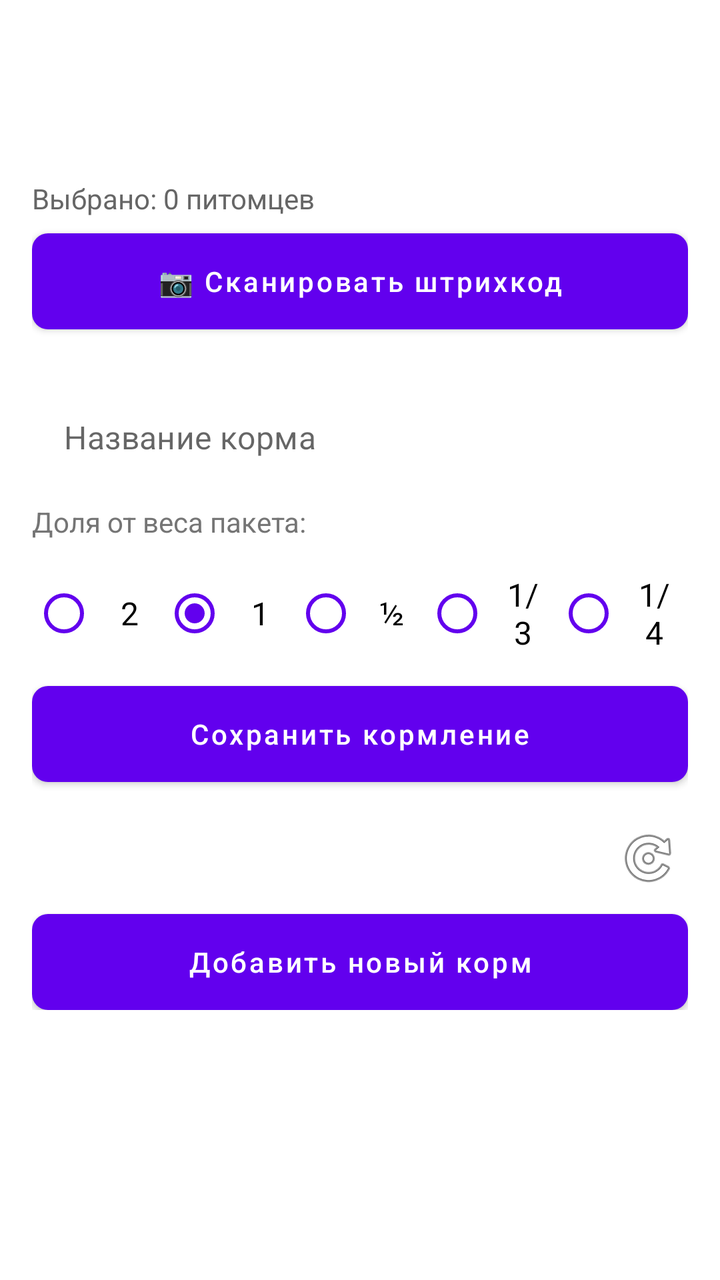
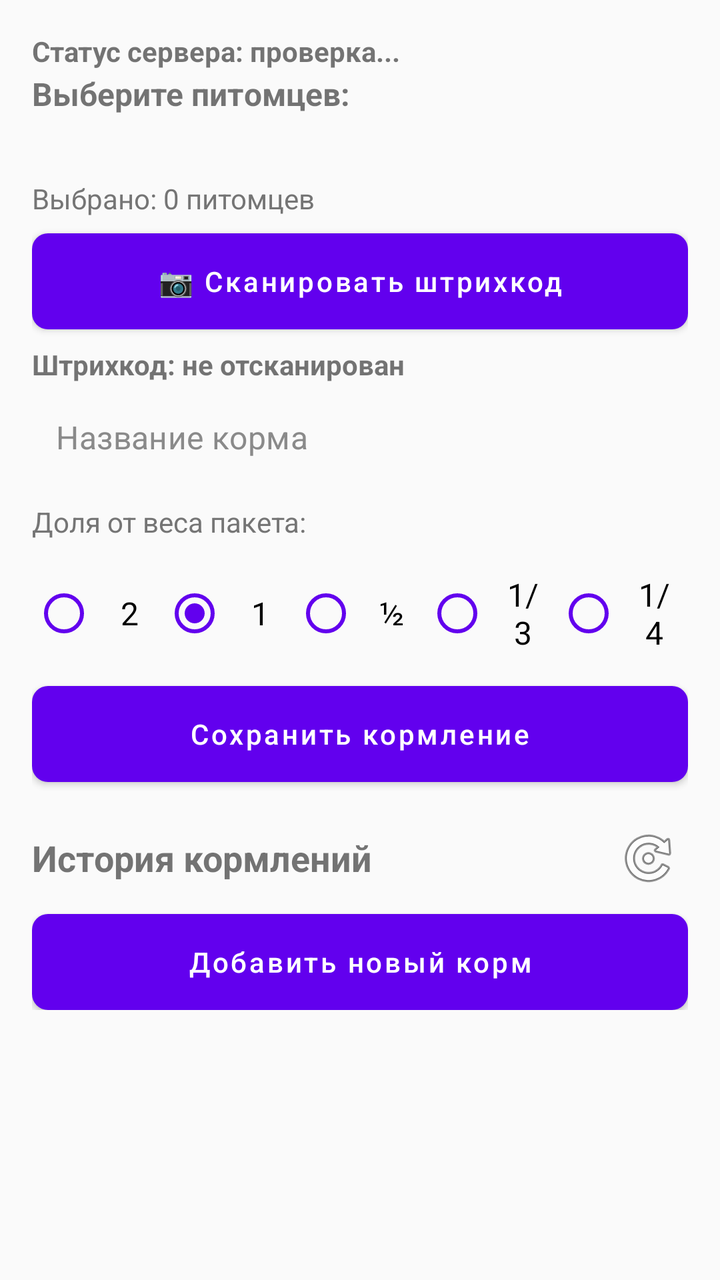

The first picture is an Android layout as it rendered before a commit; the second is the same layout after the commit. The layout source and the unified diff follow.
<!-- AndroidManifest.xml: application theme Theme.CatFeeder -->
<!-- res/layout/activity_main.xml -->
<?xml version="1.0" encoding="utf-8"?>
<ScrollView xmlns:android="http://schemas.android.com/apk/res/android"
    android:layout_width="match_parent"
    android:layout_height="match_parent"
    android:padding="16dp">

    <LinearLayout
        android:layout_width="match_parent"
        android:layout_height="wrap_content"
        android:orientation="vertical">

        
        <TextView
            android:id="@+id/tv_server_status"
            android:layout_width="match_parent"
            android:layout_height="wrap_content"
            android:layout_marginBottom="0dp"
            android:text="Статус сервера: проверка..."
            android:textStyle="bold" />

        
        

        <TextView
            android:layout_width="match_parent"
            android:layout_height="wrap_content"
            android:layout_marginTop="1dp"
            android:layout_marginBottom="16dp"
            android:text="Выберите питомцев:"

            android:textSize="16sp"
            android:textStyle="bold" />

        <HorizontalScrollView
            android:layout_width="match_parent"
            android:layout_height="wrap_content"
            android:scrollbars="none">

            <LinearLayout
                android:id="@+id/llPetsContainer"
                android:layout_width="wrap_content"
                android:layout_height="wrap_content"
                android:orientation="horizontal"
                android:padding="4dp" />
        </HorizontalScrollView>

        <TextView
            android:id="@+id/tvSelectedCount"
            android:layout_width="match_parent"
            android:layout_height="wrap_content"
            android:text="Выбрано: 0 питомцев"
            android:textSize="14sp"
            android:textColor="#FF666666"
            android:layout_marginTop="8dp"
            android:layout_marginBottom="8dp" />

        <Button
            android:id="@+id/btn_scan"
            android:layout_width="match_parent"
            android:layout_height="wrap_content"
            android:text="📷 Сканировать штрихкод"
            android:layout_marginBottom="8dp"/>

        <TextView
            android:id="@+id/tv_barcode"
            android:layout_width="match_parent"
            android:layout_height="wrap_content"
            android:text="Штрихкод: не отсканирован"
            android:layout_marginBottom="4dp"
            android:textStyle="bold"/>

        
        <EditText
            android:id="@+id/et_food_name"
            android:layout_width="match_parent"
            android:layout_height="wrap_content"
            android:layout_marginBottom="2dp"
            android:hint="Название корма"
            android:inputType="text"
            android:minHeight="36dp" />

        
        
        <TextView
            android:layout_width="match_parent"
            android:layout_height="wrap_content"
            android:text="Доля от веса пакета:"
            android:textSize="14sp"
            android:textColor="@color/text_secondary"
            android:layout_marginTop="8dp"
            android:layout_marginBottom="8dp"/>

        <RadioGroup
            android:id="@+id/rgPortion"
            android:layout_width="match_parent"
            android:layout_height="wrap_content"
            android:orientation="horizontal"
            android:gravity="center"
            android:layout_marginBottom="8dp">

            <RadioButton
                android:id="@+id/rbPortion2"
                android:layout_width="0dp"
                android:layout_height="wrap_content"
                android:layout_weight="1"
                android:text="2"
                android:textSize="16sp"
                android:buttonTint="@color/purple_500"
                android:padding="8dp"
                android:gravity="center"/>

            <RadioButton
                android:id="@+id/rbPortion1"
                android:layout_width="0dp"
                android:layout_height="wrap_content"
                android:layout_weight="1"
                android:text="1"
                android:textSize="16sp"
                android:buttonTint="@color/purple_500"
                android:padding="8dp"
                android:gravity="center"
                android:checked="true"/>

            <RadioButton
                android:id="@+id/rbPortionHalf"
                android:layout_width="0dp"
                android:layout_height="wrap_content"
                android:layout_weight="1"
                android:text="½"
                android:textSize="16sp"
                android:buttonTint="@color/purple_500"
                android:padding="8dp"
                android:gravity="center"/>
        
          <RadioButton
              android:id="@+id/rbPortionThird"
              android:layout_width="0dp"
              android:layout_height="wrap_content"
              android:layout_weight="1"
              android:text="1/3"
              android:textSize="16sp"
              android:buttonTint="@color/purple_500"
              android:padding="8dp"
              android:gravity="center"/>
            
          <RadioButton
              android:id="@+id/rbPortionQuarter"
              android:layout_width="0dp"
              android:layout_height="wrap_content"
              android:layout_weight="1"
              android:text="1/4"
              android:textSize="16sp"
              android:buttonTint="@color/purple_500"
              android:padding="8dp"
              android:gravity="center"/>

      </RadioGroup>

      
        <LinearLayout
            android:layout_width="match_parent"
            android:layout_height="wrap_content"
            android:orientation="horizontal"
            android:gravity="center_vertical"
            android:layout_marginBottom="16dp"
            android:background="@color/light_gray_bg"
            android:padding="12dp"
            android:visibility="gone"
            android:id="@+id/llCalculatedWeight">

            <TextView
                android:layout_width="wrap_content"
                android:layout_height="wrap_content"
                android:text="Вес порции: "
                android:textSize="16sp"
                android:textColor="@color/text_primary"/>

            <TextView
                android:id="@+id/tvCalculatedWeight"
                android:layout_width="wrap_content"
                android:layout_height="wrap_content"
                android:text="0 г"
                android:textSize="18sp"
                android:textStyle="bold"
                android:textColor="@color/purple_500"
                android:layout_marginStart="8dp"/>

            <TextView
                android:id="@+id/tvPerPet"
                android:layout_width="wrap_content"
                android:layout_height="wrap_content"
                android:text=""
                android:textSize="14sp"
                android:textColor="@color/text_secondary"
                android:layout_marginStart="16dp"/>

        </LinearLayout>

        
        <Button
            android:id="@+id/btn_save"
            android:layout_width="match_parent"
            android:layout_height="wrap_content"
            android:text="Сохранить кормление"
            android:layout_marginBottom="16dp"/>

        
        <ProgressBar
            android:id="@+id/progressBar"
            android:layout_width="wrap_content"
            android:layout_height="wrap_content"
            android:layout_gravity="center"
            android:visibility="gone"
            android:layout_marginBottom="16dp"/>

        
        <LinearLayout
            android:layout_width="match_parent"
            android:layout_height="wrap_content"
            android:layout_marginTop="2dp"
            android:gravity="center_vertical"
            android:orientation="horizontal">

            <TextView
                android:layout_width="0dp"
                android:layout_height="wrap_content"
                android:layout_weight="1"
                android:text="История кормлений"

                android:textSize="18sp"
                android:textStyle="bold" />

            <ImageButton
                android:id="@+id/btn_refresh_history"
                android:layout_width="40dp"
                android:layout_height="40dp"
                android:background="?attr/selectableItemBackgroundBorderless"
                android:contentDescription="Обновить"
                android:src="@android:drawable/ic_menu_rotate"
                android:tooltipText="Обновить историю" />
        </LinearLayout>


        

        <androidx.recyclerview.widget.RecyclerView
            android:id="@+id/rv_history"
            android:layout_width="match_parent"
            android:layout_height="match_parent"
            android:background="@android:color/transparent" />

        <TextView
            android:id="@+id/tv_empty_state"
            android:layout_width="match_parent"
            android:layout_height="wrap_content"
            android:layout_marginTop="32dp"
            android:padding="32dp"
            android:gravity="center"
            android:text="Нет данных для отображения"
            android:textSize="16sp"
            android:textColor="@color/text_secondary"
            android:visibility="gone"/>
        <Button
            android:id="@+id/btn_AddFood"
            android:layout_width="match_parent"
            android:layout_height="wrap_content"
            android:text="Добавить новый корм"
            android:layout_marginTop="8dp" />

    </LinearLayout>
</ScrollView>
<!-- resources referenced by this layout -->
<resources>
  <color name="light_gray_bg">#F5F5F5</color>
  <color name="purple_500">#FF6200EE</color>
  <color name="text_primary">#212121</color>
  <color name="text_secondary">#757575</color>
  <style name="Theme.CatFeeder" parent="Theme.MaterialComponents.DayNight.DarkActionBar">
          
          <item name="colorPrimary">@color/purple_500</item>
          <item name="colorPrimaryVariant">@color/purple_700</item>
          <item name="android:textColor">@color/white</item>
          <item name="android:textColorPrimary">@color/white</item>
          <item name="android:textColorSecondary">#FF888888</item>
          <item name="colorOnPrimary">@color/white</item>
  
  
          
          <item name="colorSecondary">@color/teal_200</item>
          <item name="colorSecondaryVariant">@color/teal_700</item>
          <item name="colorOnSecondary">@color/black</item>
  
          
          <item name="android:statusBarColor" tools:targetApi="l">?attr/colorPrimaryVariant</item>
  
          
          <item name="android:windowLightStatusBar" tools:targetApi="m">true</item>
          <item name="android:windowLightNavigationBar" tools:targetApi="o_mr1">true</item>
  
          
          <item name="actionBarSize">56dp</item>
          <item name="actionBarStyle">@style/Widget.CatFeeder.ActionBar</item>
  
          
          <item name="editTextStyle">@style/Widget.CatFeeder.EditText</item>
  
          
          <item name="materialButtonStyle">@style/Widget.CatFeeder.Button</item>
      </style>
  <color name="purple_700">#FF3700B3</color>
  <color name="white">#FFFFFFFF</color>
  <color name="teal_200">#FF03DAC5</color>
  <color name="teal_700">#FF018786</color>
  <color name="black">#FF000000</color>
  <style name="Widget.CatFeeder.ActionBar" parent="Widget.MaterialComponents.ActionBar.Solid">
          <item name="background">@color/purple_500</item>
          <item name="titleTextColor">@color/white</item>
          <item name="subtitleTextColor">@color/white</item>
      </style>
  <style name="Widget.CatFeeder.EditText" parent="Widget.MaterialComponents.TextInputEditText.OutlinedBox">
          <item name="boxStrokeColor">@color/purple_200</item>
          <item name="android:padding">12dp</item>
          <item name="android:textSize">16sp</item>
      </style>
  <style name="Widget.CatFeeder.Button" parent="Widget.MaterialComponents.Button">
          <item name="android:minHeight">48dp</item>
          <item name="android:insetTop">0dp</item>
          <item name="android:insetBottom">0dp</item>
          <item name="cornerRadius">8dp</item>
          <item name="android:textAllCaps">false</item>
      </style>
  <color name="purple_200">#FFBB86FC</color>
</resources>

<!-- the commit's change to res/layout/activity_main.xml (unified diff, before → after) -->
@@ -2,11 +2,13 @@
 <ScrollView xmlns:android="http://schemas.android.com/apk/res/android"
     android:layout_width="match_parent"
     android:layout_height="match_parent"
+    android:background="?attr/customBackground"
     android:padding="16dp">
 
     <LinearLayout
         android:layout_width="match_parent"
         android:layout_height="wrap_content"
+        android:background="?attr/customBackground"
         android:orientation="vertical">
 
         
@@ -34,6 +36,7 @@
         <HorizontalScrollView
             android:layout_width="match_parent"
             android:layout_height="wrap_content"
+            android:background="?attr/customBackground"
             android:scrollbars="none">
 
             <LinearLayout
@@ -50,7 +53,7 @@
             android:layout_height="wrap_content"
             android:text="Выбрано: 0 питомцев"
             android:textSize="14sp"
-            android:textColor="#FF666666"
+            android:textColor="?attr/customTextSecondary"
             android:layout_marginTop="8dp"
             android:layout_marginBottom="8dp" />
 
@@ -86,7 +89,7 @@
             android:layout_height="wrap_content"
             android:text="Доля от веса пакета:"
             android:textSize="14sp"
-            android:textColor="@color/text_secondary"
+            android:textColor="?attr/customTextSecondary"
             android:layout_marginTop="8dp"
             android:layout_marginBottom="8dp"/>
 
@@ -173,7 +176,7 @@
                 android:layout_height="wrap_content"
                 android:text="Вес порции: "
                 android:textSize="16sp"
-                android:textColor="@color/text_primary"/>
+                android:textColor="?attr/customTextPrimary" />
 
             <TextView
                 android:id="@+id/tvCalculatedWeight"
@@ -191,7 +194,7 @@
                 android:layout_height="wrap_content"
                 android:text=""
                 android:textSize="14sp"
-                android:textColor="@color/text_secondary"
+                android:textColor="?attr/customTextSecondary"
                 android:layout_marginStart="16dp"/>
 
         </LinearLayout>
@@ -219,6 +222,7 @@
             android:layout_height="wrap_content"
             android:layout_marginTop="2dp"
             android:gravity="center_vertical"
+            android:background="?attr/customBackground"
             android:orientation="horizontal">
 
             <TextView
@@ -258,7 +262,7 @@
             android:gravity="center"
             android:text="Нет данных для отображения"
             android:textSize="16sp"
-            android:textColor="@color/text_secondary"
+            android:textColor="?attr/customTextSecondary"
             android:visibility="gone"/>
         <Button
             android:id="@+id/btn_AddFood"
<!-- resource entries referenced after the edit -->
@@ -2,31 +2,29 @@
 <resources>
   <color name="light_gray_bg">#F5F5F5</color>
   <color name="purple_500">#FF6200EE</color>
-  <color name="text_primary">#212121</color>
-  <color name="text_secondary">#757575</color>
   <style name="Theme.CatFeeder" parent="Theme.MaterialComponents.DayNight.DarkActionBar">
           
           <item name="colorPrimary">@color/purple_500</item>
           <item name="colorPrimaryVariant">@color/purple_700</item>
-          <item name="android:textColor">@color/white</item>
-          <item name="android:textColorPrimary">@color/white</item>
-          <item name="android:textColorSecondary">#FF888888</item>
           <item name="colorOnPrimary">@color/white</item>
   
-  
-          
           <item name="colorSecondary">@color/teal_200</item>
           <item name="colorSecondaryVariant">@color/teal_700</item>
           <item name="colorOnSecondary">@color/black</item>
   
           
-          <item name="android:statusBarColor" tools:targetApi="l">?attr/colorPrimaryVariant</item>
+          <item name="customBackground">@color/light_background</item>
+          <item name="customSurface">@color/light_surface</item>
+          <item name="customTextPrimary">@color/light_text_primary</item>
+          <item name="customTextSecondary">@color/light_text_secondary</item>
+          <item name="customTextHint">@color/light_text_hint</item>
+          <item name="customDivider">@color/light_divider</item>
+          <item name="customCardBackground">@color/light_card_background</item>
+          <item name="customIconTint">@color/light_icon_tint</item>
   
           
-          <item name="android:windowLightStatusBar" tools:targetApi="m">true</item>
-          <item name="android:windowLightNavigationBar" tools:targetApi="o_mr1">true</item>
-  
-          
+          <item name="android:statusBarColor">?attr/colorPrimaryVariant</item>
+          <item name="android:windowLightStatusBar">true</item>
           <item name="actionBarSize">56dp</item>
           <item name="actionBarStyle">@style/Widget.CatFeeder.ActionBar</item>
   
@@ -41,15 +39,28 @@
   <color name="teal_200">#FF03DAC5</color>
   <color name="teal_700">#FF018786</color>
   <color name="black">#FF000000</color>
+  <color name="light_background">#FAFAFA</color>
+  <color name="light_surface">#FFFFFF</color>
+  <color name="light_text_primary">#212121</color>
+  <color name="light_text_secondary">#757575</color>
+  <color name="light_text_hint">#8A8A8A</color>
+  <color name="light_divider">#E0E0E0</color>
+  <color name="light_card_background">#FFFFFF</color>
+  <color name="light_icon_tint">#757575</color>
   <style name="Widget.CatFeeder.ActionBar" parent="Widget.MaterialComponents.ActionBar.Solid">
           <item name="background">@color/purple_500</item>
           <item name="titleTextColor">@color/white</item>
           <item name="subtitleTextColor">@color/white</item>
       </style>
   <style name="Widget.CatFeeder.EditText" parent="Widget.MaterialComponents.TextInputEditText.OutlinedBox">
-          <item name="boxStrokeColor">@color/purple_200</item>
-          <item name="android:padding">12dp</item>
+          <item name="boxStrokeColor">@color/purple_500</item>
+          <item name="android:paddingStart">12dp</item>
+          <item name="android:paddingEnd">12dp</item>
+          <item name="android:paddingTop">12dp</item>
+          <item name="android:paddingBottom">12dp</item>
           <item name="android:textSize">16sp</item>
+          <item name="android:textColor">?attr/customTextPrimary</item>
+          <item name="android:textColorHint">?attr/customTextHint</item>
       </style>
   <style name="Widget.CatFeeder.Button" parent="Widget.MaterialComponents.Button">
           <item name="android:minHeight">48dp</item>
@@ -57,7 +68,9 @@
           <item name="android:insetBottom">0dp</item>
           <item name="cornerRadius">8dp</item>
           <item name="android:textAllCaps">false</item>
+          <item name="android:paddingStart">16dp</item>
+          <item name="android:paddingEnd">16dp</item>
+          <item name="android:textColor">@color/white</item>
       </style>
-  <color name="purple_200">#FFBB86FC</color>
 </resources>
 
